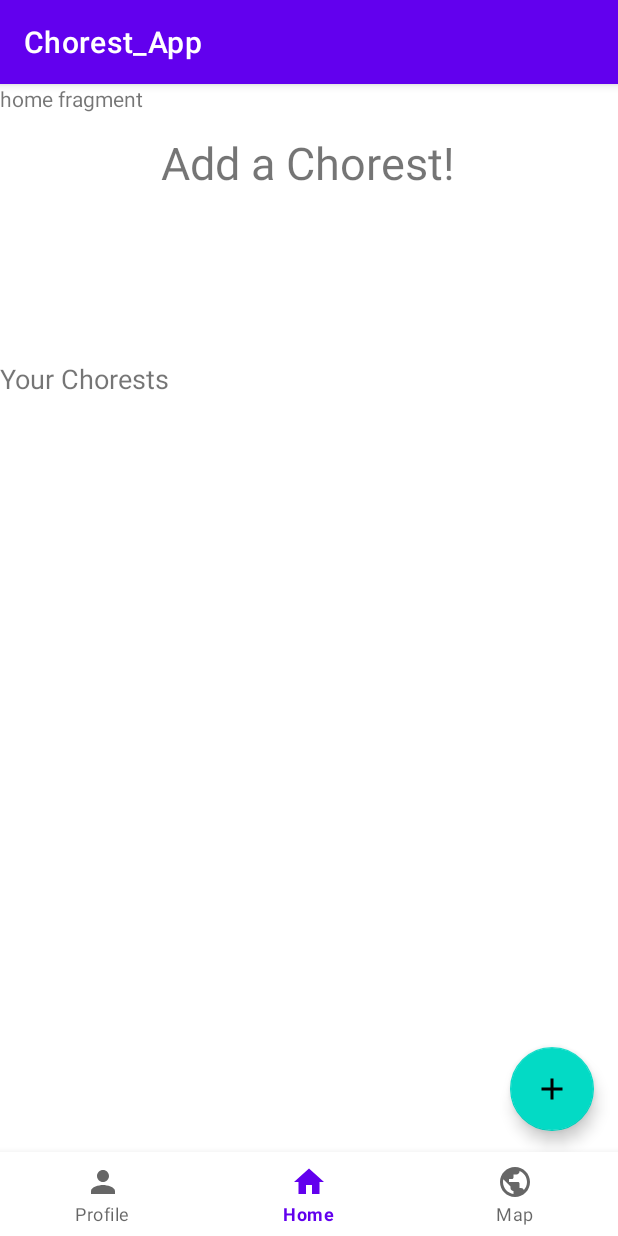
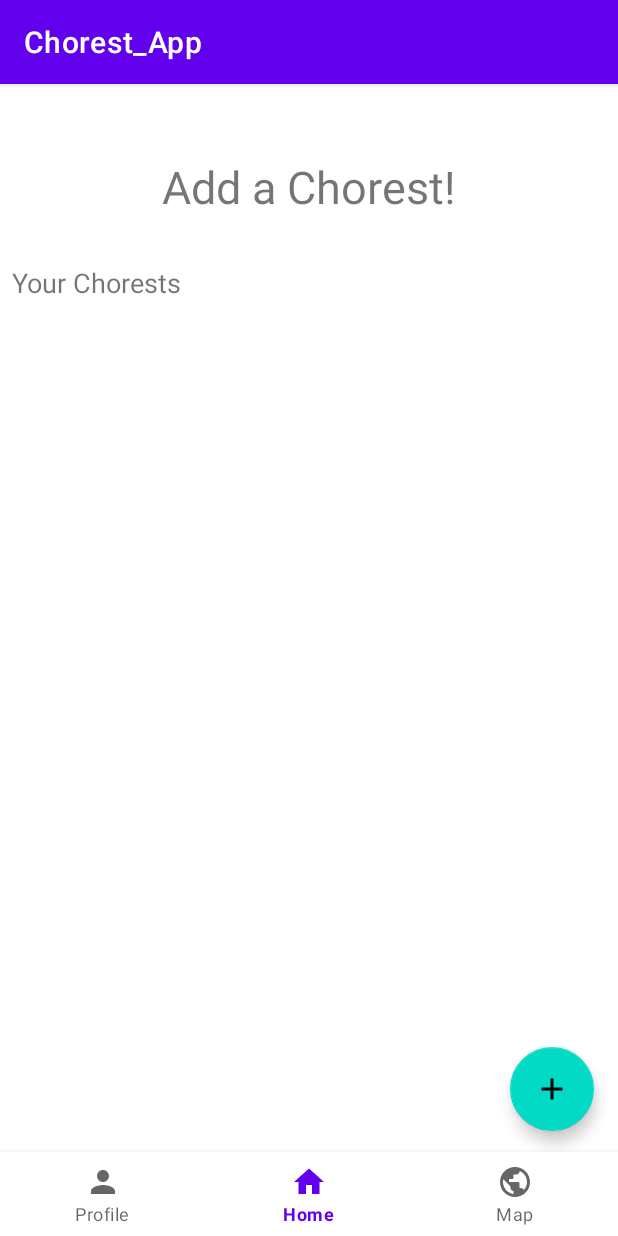
Before and after one commit to Divyesh-Johri/Chorest, an Android app: the screen it shows after launch once a user with an empty profile is signed in (MainActivity), on a phone screen of 412 x 824 dp. Run offline under Robolectric (Android 15) with nearby library versions, the phone set to English and light mode, and no system bars; our stand-ins replace Firebase (no records; nobody signed in at launch, a user with empty details on screens opened directly).

Commit message:
Home recyclerview and floating action button work

```diff
--- a/app/build.gradle
+++ b/app/build.gradle
@@ -54,5 +54,6 @@ dependencies {
 
     // Floating Action Button
     implementation 'com.google.android.material:material:1.1.0'
+    implementation 'androidx.recyclerview:recyclerview:1.0.0'
 
 }
--- a/app/src/main/java/com/example/chorest_app/Fragments/HomeFragment.java
+++ b/app/src/main/java/com/example/chorest_app/Fragments/HomeFragment.java
@@ -15,6 +15,7 @@ import android.view.LayoutInflater;
 import android.view.View;
 import android.view.ViewGroup;
 import android.widget.Button;
+import android.widget.TextView;
 import android.widget.Toast;
 
 import com.example.chorest_app.AddChorestActivity;
@@ -22,10 +23,14 @@ import com.example.chorest_app.ChorestsModel;
 //import com.example.chorest_app.ItemsAdapter;
 //import com.example.chorest_app.HomeEditActivity;
 import com.example.chorest_app.HomeItemsAdapter;
+import com.example.chorest_app.HomeModel;
 import com.example.chorest_app.LoginActivity;
 import com.example.chorest_app.R;
+import com.firebase.ui.firestore.FirestoreRecyclerAdapter;
 import com.firebase.ui.firestore.FirestoreRecyclerOptions;
 import com.google.android.material.floatingactionbutton.FloatingActionButton;
+import com.google.firebase.auth.FirebaseAuth;
+import com.google.firebase.auth.FirebaseUser;
 import com.google.firebase.firestore.FirebaseFirestore;
 import com.google.firebase.firestore.Query;
 
@@ -51,6 +56,8 @@ public class HomeFragment extends Fragment {
     private String mParam2;
 
     private FirebaseFirestore firebaseFirestore;
+    private FirebaseAuth mAuth;
+
     private FloatingActionButton fabAddChorest;
 
     //edit
@@ -60,23 +67,18 @@ public class HomeFragment extends Fragment {
     //edit
 
 
-    List<String> homeItems;
+    //List<String> homeItems;
 
+    //RecyclerView rvMap;
     RecyclerView rvSavedChorests;
-    HomeItemsAdapter homeItemsAdapter;
+    //HomeItemsAdapter homeItemsAdapter;
+    private FirestoreRecyclerAdapter adapter;
 
     public HomeFragment() {
         // Required empty public constructor
     }
 
-    /**
-     * Use this factory method to create a new instance of
-     * this fragment using the provided parameters.
-     *
-     * @param param1 Parameter 1.
-     * @param param2 Parameter 2.
-     * @return A new instance of fragment HomeFragment.
-     */
+
     // TODO: Rename and change types and number of parameters
     public static HomeFragment newInstance(String param1, String param2) {
         HomeFragment fragment = new HomeFragment();
@@ -110,10 +112,54 @@ public class HomeFragment extends Fragment {
     @Override
     public void onViewCreated(@NonNull View view, @Nullable Bundle savedInstanceState) {
         super.onViewCreated(view, savedInstanceState);
+        mAuth = FirebaseAuth.getInstance();
+        FirebaseUser currentUser = mAuth.getCurrentUser();
+
+        firebaseFirestore = FirebaseFirestore.getInstance();
 
         fabAddChorest =  view.findViewById(R.id.fabAddChorest);
         rvSavedChorests = view.findViewById(R.id.rvSavedChorests);
 
+        Query query = firebaseFirestore.collection("users").document(currentUser.getUid()).collection("chorests");
+
+        //RecyclerOptions
+        FirestoreRecyclerOptions<HomeModel> options = new FirestoreRecyclerOptions.Builder<HomeModel>()
+                .setQuery(query, HomeModel.class)
+                .build();
+
+        adapter = new FirestoreRecyclerAdapter<HomeModel, HomeViewHolder>(options) {
+            @NonNull
+            @Override
+            public HomeViewHolder onCreateViewHolder(@NonNull ViewGroup parent, int viewType) {
+                View view = LayoutInflater.from(parent.getContext()).inflate(R.layout.model_home_list, parent, false);
+                return new HomeViewHolder(view);
+            }
+
+            @Override
+            protected void onBindViewHolder(@NonNull HomeViewHolder holder, int position, @NonNull HomeModel model) {
+                holder.tvHomeName.setText(model.getName());
+            }
+
+
+
+        };
+        rvSavedChorests.setHasFixedSize(true);
+        rvSavedChorests.setLayoutManager(new LinearLayoutManager(getActivity()));
+        rvSavedChorests.setAdapter(adapter);
+
+
+        // Floating action button to add a chorest
+        fabAddChorest.setOnClickListener(new View.OnClickListener() {
+            @Override
+            public void onClick(View v) {
+                goToAddChorest();
+            }
+
+
+        });
+
+
+    }
 
         // Firebase code to get items saved there
         //loadItems();
@@ -150,34 +196,41 @@ public class HomeFragment extends Fragment {
 
 
 
+    private class HomeViewHolder extends RecyclerView.ViewHolder {
 
-        // Floating action button to add a chorest
-        fabAddChorest.setOnClickListener(new View.OnClickListener() {
-            @Override
-            public void onClick(View v) {
-                goToAddChorest();
-            }
+        private TextView tvHomeName;
 
+        public HomeViewHolder(@NonNull View itemView) {
+            super(itemView);
+            tvHomeName = itemView.findViewById(R.id.tvHomeName);
+        }
+    }
 
-        });
+    @Override
+    public void onStop() {
+
+        super.onStop();
+        adapter.stopListening();
+
+    }
+
+    @Override
+    public void onStart() {
+
+        super.onStart();
+        adapter.startListening();
+
+    }
 
 
 
 
-                //firebaseFirestore = FirebaseFirestore.getInstance();
-        //rvSavedChorests = view.findViewById(R.id.rvSavedChorests);
-
-        // Query to get data from Firestore
-       // Query query = firebaseFirestore.collection("chorests");
-        // can pull in by certain order by ".orderBy(...)
-
-        //RecyclerOptions
-        //FirestoreRecyclerOptions<ChorestsModel> options = new FirestoreRecyclerOptions<>().setQuery(query);
-    }
 
     //handle the result of the edit activity
     //@SuppressLint("MissingSuperCall")
-    /*@Override
+
+
+/*@Override
     public void onActivityResult(int requestCode, int resultCode, @Nullable Intent data) {
         if (resultCode == RESULT_OK && requestCode == EDIT_TEXT_CODE) {
             //Retrieve the updated text value
@@ -199,6 +252,7 @@ public class HomeFragment extends Fragment {
     }*/
 
 
+
     private void goToAddChorest() {
 
         try {
@@ -215,7 +269,11 @@ public class HomeFragment extends Fragment {
             return;
         }
     }
+
+
 }
+
+
 
 
 /*
@@ -338,4 +396,6 @@ public class MainActivity extends AppCompatActivity {
         }
     }
 }
+
+
 */
--- a/app/src/main/res/layout/fragment_home.xml
+++ b/app/src/main/res/layout/fragment_home.xml
@@ -7,15 +7,45 @@
     tools:context=".Fragments.HomeFragment"
     android:layout_above="@+id/bottomNavigation">
 
-    <!-- TODO: Update blank fragment layout -->
-    <TextView
+
+    <androidx.coordinatorlayout.widget.CoordinatorLayout
+        android:layout_width="match_parent"
+        android:layout_height="match_parent">
+
+        <androidx.recyclerview.widget.RecyclerView
+            android:id="@+id/rvSavedChorests"
             android:layout_width="match_parent"
             android:layout_height="match_parent"
-        android:text="home fragment" />
+            android:layout_marginTop="140dp"
+            android:layout_marginBottom="0dp"
+            android:paddingLeft="10dp"
+            android:paddingTop="10dp"
+            android:paddingRight="10dp"
+            android:paddingBottom="10dp" />
 
+        <com.google.android.material.floatingactionbutton.FloatingActionButton
+            android:id="@+id/fabAddChorest"
+            android:layout_width="wrap_content"
+            android:layout_height="wrap_content"
+            android:layout_gravity="bottom|right"
+            android:layout_marginTop="16dp"
+            android:layout_marginRight="16dp"
+            android:layout_marginBottom="70dp"
+            android:src="@drawable/ic_baseline_add_24"
+            app:layout_anchor="@+id/rvSavedChorests"
+            app:layout_anchorGravity="bottom|right|end"
+            app:layout_behavior="com.example.chorest_app.ScrollAwareFABBehavior" />
+
+        <!--For the Floating Action Button-->
         <androidx.constraintlayout.widget.ConstraintLayout
-        android:layout_width="match_parent"
-        android:layout_height="match_parent">
+            android:id="@+id/main_content"
+            android:layout_width="414dp"
+            android:layout_height="621dp"
+            android:layout_marginTop="16dp"
+            app:layout_constraintEnd_toEndOf="parent"
+            app:layout_constraintHorizontal_bias="0.5"
+            app:layout_constraintStart_toStartOf="parent"
+            app:layout_constraintTop_toBottomOf="@+id/tvYourChorestLabel">
 
             <TextView
                 android:id="@+id/tvHomeLabel"
@@ -30,52 +60,25 @@
                 app:layout_constraintStart_toStartOf="parent"
                 app:layout_constraintTop_toTopOf="parent" />
 
-        <androidx.recyclerview.widget.RecyclerView
-            android:id="@+id/rvSavedChorests"
-            android:layout_width="match_parent"
-            android:layout_height="480dp"
-            android:padding="8dp"
-            app:layout_constraintBottom_toBottomOf="parent"
-            tools:layout_editor_absoluteX="0dp">
-
-        </androidx.recyclerview.widget.RecyclerView>
 
             <TextView
                 android:id="@+id/tvYourChorestLabel"
                 android:layout_width="wrap_content"
                 android:layout_height="24dp"
+                android:layout_marginStart="8dp"
                 android:layout_marginTop="32dp"
                 android:editable="false"
                 android:text="Your Chorests"
                 android:textSize="18sp"
-            app:layout_constraintBottom_toTopOf="@+id/rvSavedChorests"
                 app:layout_constraintStart_toStartOf="parent"
                 app:layout_constraintTop_toBottomOf="@+id/tvHomeLabel" />
 
-        <!--For the Floating Action Button-->
-        <androidx.coordinatorlayout.widget.CoordinatorLayout
-            android:id="@+id/main_content"
-            android:layout_width="match_parent"
-            android:layout_height="match_parent">
 
-            <androidx.recyclerview.widget.RecyclerView
-                android:id="@+id/rvFloatingAction"
-                android:layout_width="match_parent"
-                android:layout_height="match_parent"></androidx.recyclerview.widget.RecyclerView>
+        </androidx.constraintlayout.widget.ConstraintLayout>
 
-            <com.google.android.material.floatingactionbutton.FloatingActionButton
-                android:id="@+id/fabAddChorest"
-                android:layout_width="wrap_content"
-                android:layout_height="wrap_content"
-                android:layout_gravity="bottom|right"
-                android:layout_marginRight="16dp"
-                android:layout_marginBottom="70dp"
-                android:src="@drawable/ic_baseline_add_24"
-                app:layout_anchor="@id/rvFloatingAction"
-                app:layout_anchorGravity="bottom|right|end"
-                app:layout_behavior="com.example.chorest_app.ScrollAwareFABBehavior" />
 
     </androidx.coordinatorlayout.widget.CoordinatorLayout>
-    </androidx.constraintlayout.widget.ConstraintLayout>
+
+
 
 </FrameLayout>
```
Also changed, not shown: app/src/main/java/com/example/chorest_app/HomeItemsAdapter.java (+88 -10 lines). Lines whose indentation alone changed are shown as unchanged.
